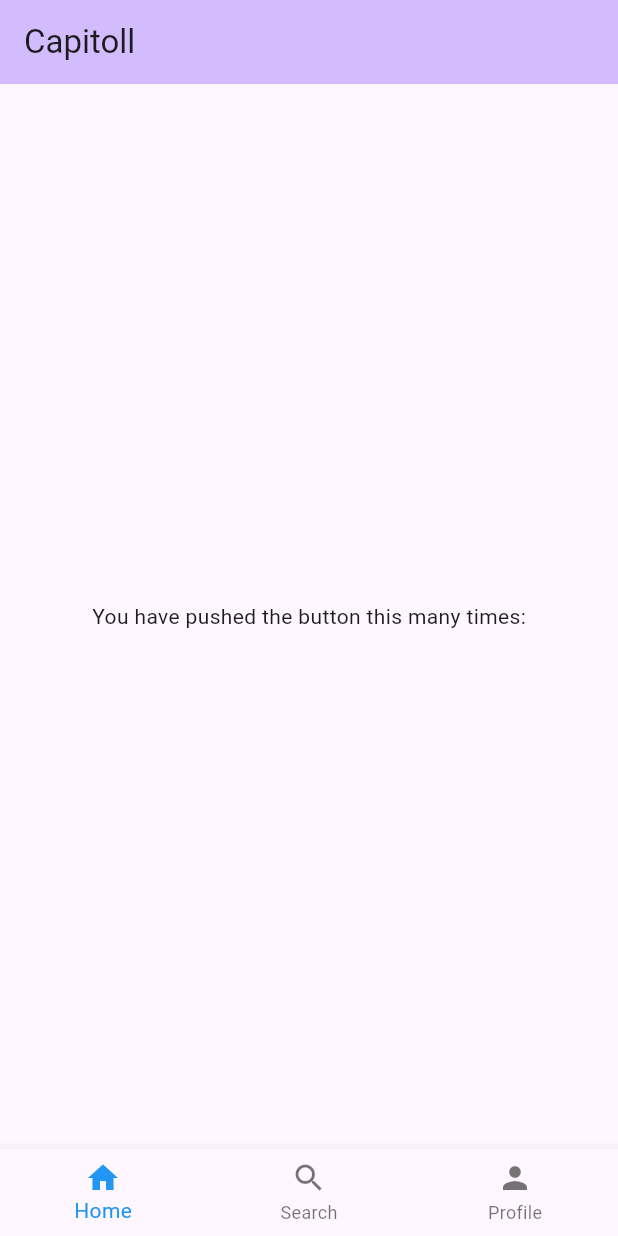
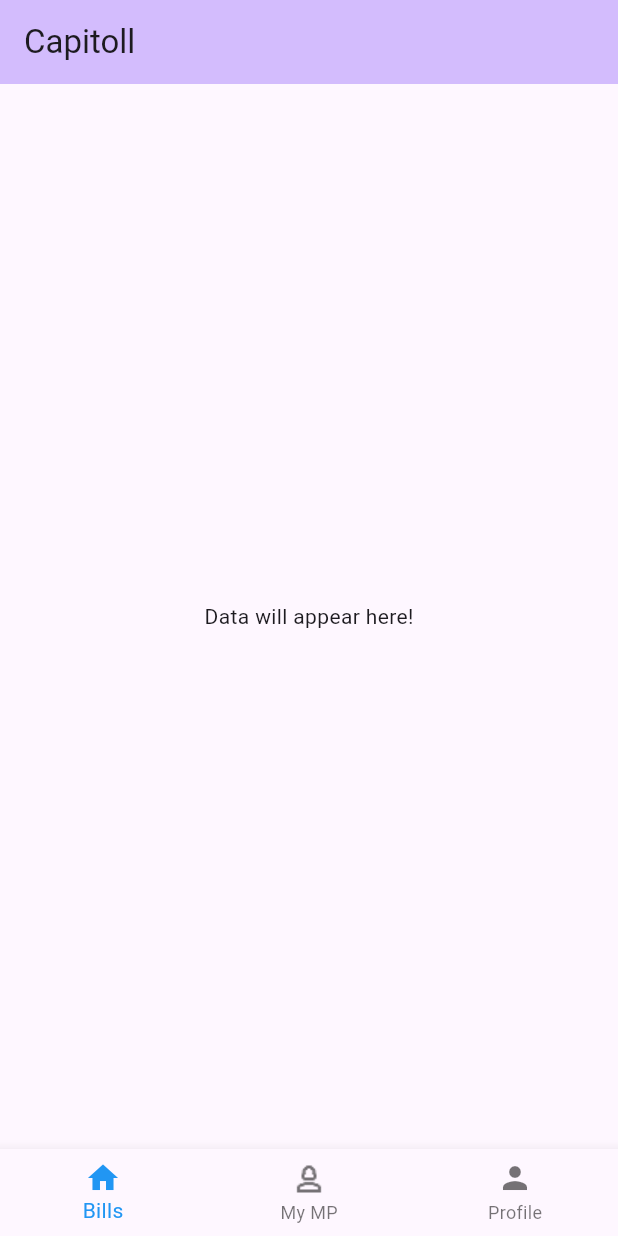
Before and after one commit to hatamna/Capitoll, a Flutter app: the screen it shows after launch, on a phone screen of 412 x 824 dp. Run offline on Flutter 3.47's test engine with Material 3 defaults, Android fonts, the phone set to English and light mode, and no system bars.

Commit message:
new icons, minor changes

```diff
--- a/analysis_options.yaml
+++ b/analysis_options.yaml
@@ -7,6 +7,12 @@
 
 # The following line activates a set of recommended lints for Flutter apps,
 # packages, and plugins designed to encourage good coding practices.
+analyzer:
+  exclude:
+    - build/**
+    - android/**
+    - ios/**
+    - windows/**
 include: package:flutter_lints/flutter.yaml
 
 linter:
--- a/lib/main.dart
+++ b/lib/main.dart
@@ -7,11 +7,11 @@
 class MyApp extends StatelessWidget {
   const MyApp({super.key});
 
-  // This widget is the root of your application.
   @override
   Widget build(BuildContext context) {
     return MaterialApp(
       title: 'Flutter Demo',
+      debugShowCheckedModeBanner: false,
       theme: ThemeData(
         colorScheme: .fromSeed(seedColor: Colors.deepPurple),
       ),
@@ -22,15 +22,6 @@
 
 class MyHomePage extends StatefulWidget {
   const MyHomePage({super.key, required this.title});
-
-  // This widget is the home page of your application. It is stateful, meaning
-  // that it has a State object (defined below) that contains fields that affect
-  // how it looks.
-
-  // This class is the configuration for the state. It holds the values (in this
-  // case the title) provided by the parent (in this case the App widget) and
-  // used by the build method of the State. Fields in a Widget subclass are
-  // always marked "final".
 
   final String title;
 
@@ -66,7 +57,7 @@
       child: Column(
         mainAxisAlignment: MainAxisAlignment.center,
         children: [
-          const Text('You have pushed the button this many times:'),
+          const Text('Data will appear here!'),
         ],
       ), // Column
     ), // Center
@@ -74,11 +65,13 @@
       items: const <BottomNavigationBarItem>[
         BottomNavigationBarItem(
           icon: Icon(Icons.home),
-          label: 'Home',
+          label: 'Bills',
         ),
         BottomNavigationBarItem(
-          icon: Icon(Icons.search),
-          label: 'Search',
+          icon: ImageIcon(
+            AssetImage('assets/icons/weirdGuy.png'),
+          ),
+          label: 'My MP',
         ),
         BottomNavigationBarItem(
           icon: Icon(Icons.person),
--- a/pubspec.yaml
+++ b/pubspec.yaml
@@ -56,6 +56,8 @@
   # included with your application, so that you can use the icons in
   # the material Icons class.
   uses-material-design: true
+  assets:
+    - assets/icons/
 
   # To add assets to your application, add an assets section, like this:
   # assets:
```
Also changed, not shown: assets/icons/weirdGuy.png (added), assets/icons/weirdGuy.svg (added), pubspec.lock.
